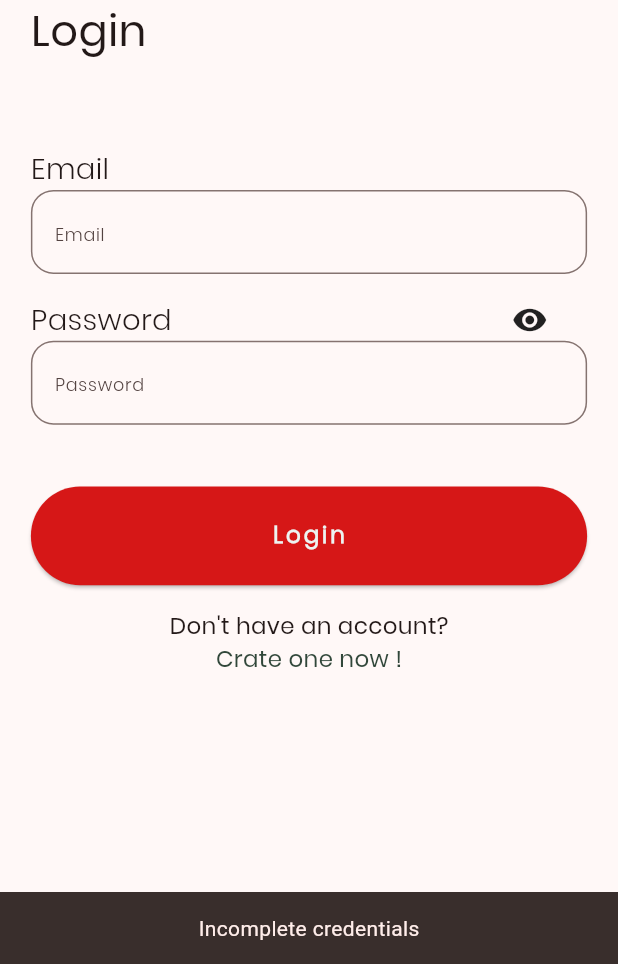
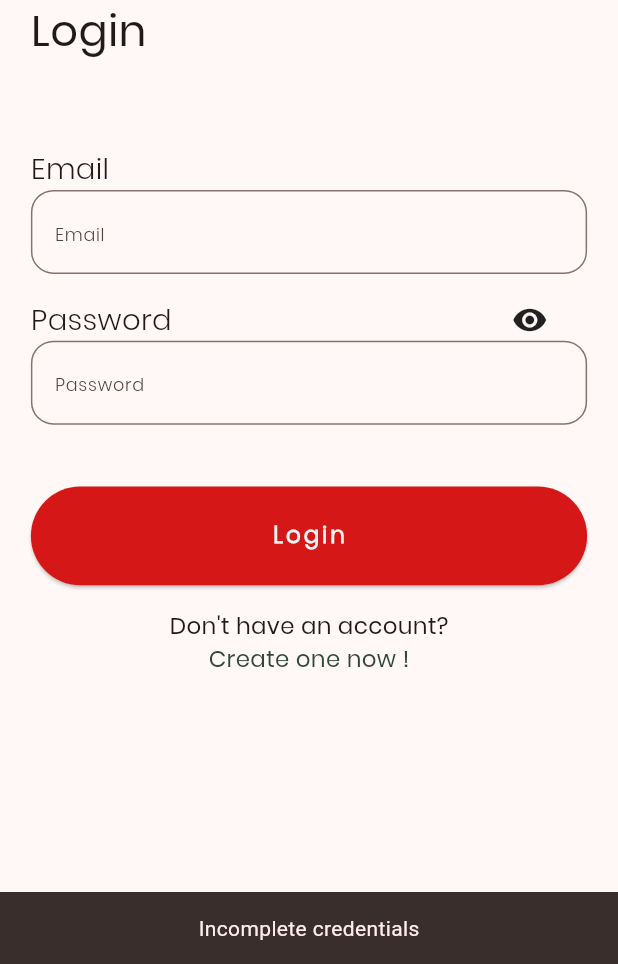
Before and after one commit to RayeDayyan/PulseViz, a Flutter app: the screen it shows after launch, after a tap on "Login", on a phone screen of 412 x 824 dp, the part 272-1236 px from its top. Run offline on Flutter 3.47's test engine with Material 3 defaults, Android fonts, the light colour scheme and no system bars; our stand-ins replace camera, firebase_auth, firebase_core, flutter_riverpod, image_picker, responsive_sizer; missing offline and left inert: tflite_flutter; accounts and stored records are empty.

Commit message:
Updated PulseViz

```diff
--- a/lib/login_screen.dart
+++ b/lib/login_screen.dart
@@ -1,11 +1,12 @@
 import 'package:firebase_auth/firebase_auth.dart';
-import 'package:flutter/cupertino.dart';
 import 'package:flutter/material.dart';
 import 'package:pulse_viz/camera_screen.dart';
 import 'package:pulse_viz/signup_screen.dart';
 import 'package:responsive_sizer/responsive_sizer.dart';
 
 class LoginScreen extends StatefulWidget {
+  const LoginScreen({super.key});
+
   @override
   State<LoginScreen> createState() => LoginScreenState();
 }
@@ -37,7 +38,7 @@ class LoginScreenState extends State<LoginScreen> {
               ),
             ));
         //change screen after successful login
-        Navigator.push(context, MaterialPageRoute(builder: (context)=>CameraScreen()));
+        Navigator.push(context, MaterialPageRoute(builder: (context)=>const CameraScreen()));
 
       } catch (e) {
         ScaffoldMessenger.of(context).showSnackBar(
@@ -117,7 +118,7 @@ class LoginScreenState extends State<LoginScreen> {
               ),
               GestureDetector(
                 onTap: setVisibility,
-                child: Icon(Icons.remove_red_eye),
+                child: const Icon(Icons.remove_red_eye),
               )
             ],
           ),
@@ -138,12 +139,12 @@ class LoginScreenState extends State<LoginScreen> {
 
           SizedBox(height: 5.h,),
 
-          Container(
+          SizedBox(
               height: 8.h,
               child: ElevatedButton(
                   onPressed: login,
                   style: ElevatedButton.styleFrom(
-                    backgroundColor: Color(0xFFD61717),
+                    backgroundColor: const Color(0xFFD61717),
                   ),
                   child: Text(
                     'Login',
@@ -152,7 +153,7 @@ class LoginScreenState extends State<LoginScreen> {
                       fontSize: 16.sp,
                       fontWeight: FontWeight.bold,
                       letterSpacing: 2,
-                      color: Color(0XFFEDF4F2),
+                      color: const Color(0XFFEDF4F2),
                     ),
                   ))),
 
@@ -171,14 +172,14 @@ class LoginScreenState extends State<LoginScreen> {
             children: [
               GestureDetector(
                 onTap: (() => {
-                  Navigator.push(context, MaterialPageRoute(builder: (context)=>SignupScreen())),
+                  Navigator.push(context, MaterialPageRoute(builder: (context)=>const SignupScreen())),
                     }),
                 child: Text(
-                  'Crate one now !',
+                  'Create one now !',
                   style: TextStyle(
                       fontFamily: 'Poppins',
                       fontSize: 16.sp,
-                      color: Color(0xFF31473A)),
+                      color: const Color(0xFF31473A)),
                 ),
               )
             ],
--- a/lib/main.dart
+++ b/lib/main.dart
@@ -34,10 +34,10 @@ class MyApp extends StatelessWidget {
         title: 'PulseViz',
         debugShowCheckedModeBanner: false,
         theme: ThemeData(
-          colorScheme: ColorScheme.fromSeed(seedColor: Color(0xFFD61717)),
+          colorScheme: ColorScheme.fromSeed(seedColor: const Color(0xFFD61717)),
           useMaterial3: true,
         ),
-        home: user!=null?CameraScreen():LoginScreen(),
+        home: user!=null?const CameraScreen():const LoginScreen(),
       );
     });
   }
--- a/lib/results_screen.dart
+++ b/lib/results_screen.dart
@@ -1,4 +1,3 @@
-import 'package:flutter/cupertino.dart';
 import 'package:flutter/material.dart';
 import 'package:flutter_riverpod/flutter_riverpod.dart';
 import 'package:pulse_viz/bottom_navigation.dart';
@@ -6,6 +5,8 @@ import 'package:pulse_viz/results_provider.dart';
 import 'package:responsive_sizer/responsive_sizer.dart';
 
 class ResultsScreen extends ConsumerWidget{
+  const ResultsScreen({super.key});
+
   @override
   Widget build(BuildContext context,WidgetRef ref){
     String result = ref.read(resultsProvider.state).state;
--- a/pubspec.yaml
+++ b/pubspec.yaml
@@ -43,7 +43,7 @@ dependencies:
   camera: ^0.11.0+2
   image_picker: ^1.1.2
   image: ^4.3.0
-  tflite_v2: ^1.0.0
+  tflite_flutter: ^0.11.0
   path_provider: ^2.1.5
   flutter_riverpod: ^2.6.1
 
@@ -56,7 +56,7 @@ dev_dependencies:
   # activated in the `analysis_options.yaml` file located at the root of your
   # package. See that file for information about deactivating specific lint
   # rules and activating additional ones.
-  flutter_lints: ^4.0.0
+  flutter_lints: ^5.0.0
 
 # For information on the generic Dart part of this file, see the
 # following page: https://dart.dev/tools/pub/pubspec
```
Also changed, not shown: lib/bottom_navigation.dart (+6 -5 lines), lib/camera_screen.dart (+84 -21 lines), lib/signup_screen.dart (+13 -12 lines), pubspec.lock, 13 other files.
